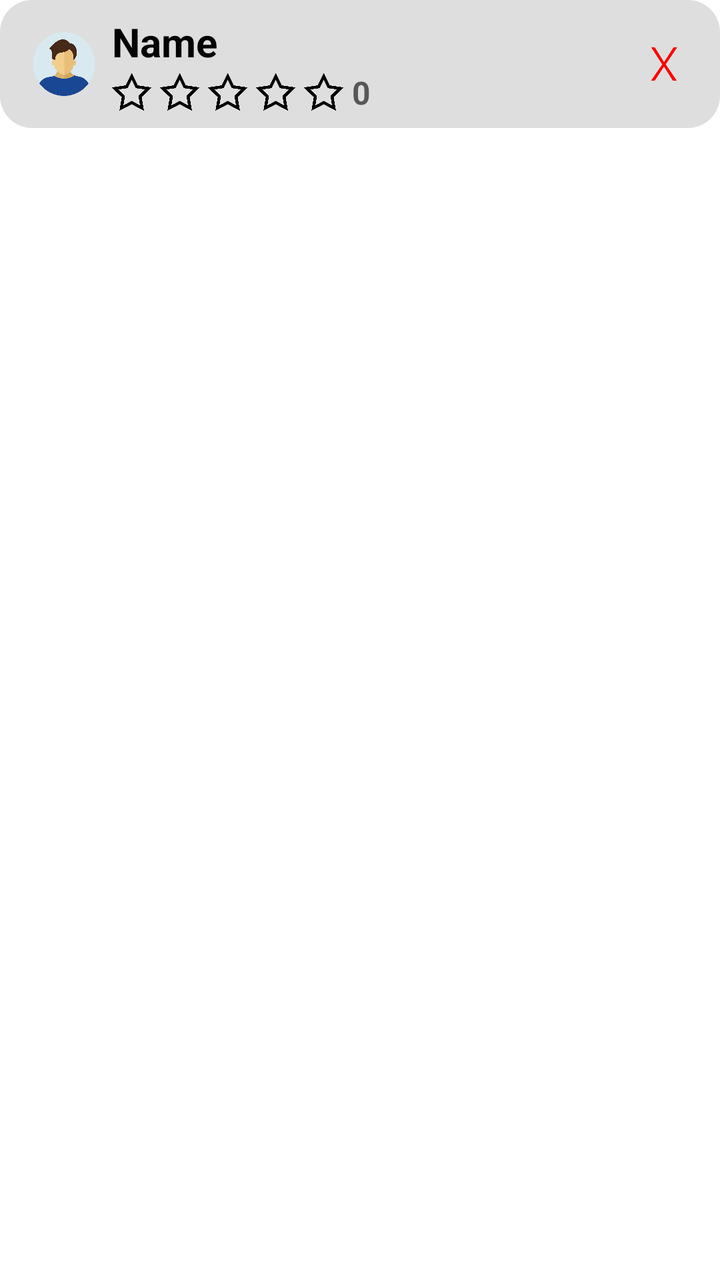
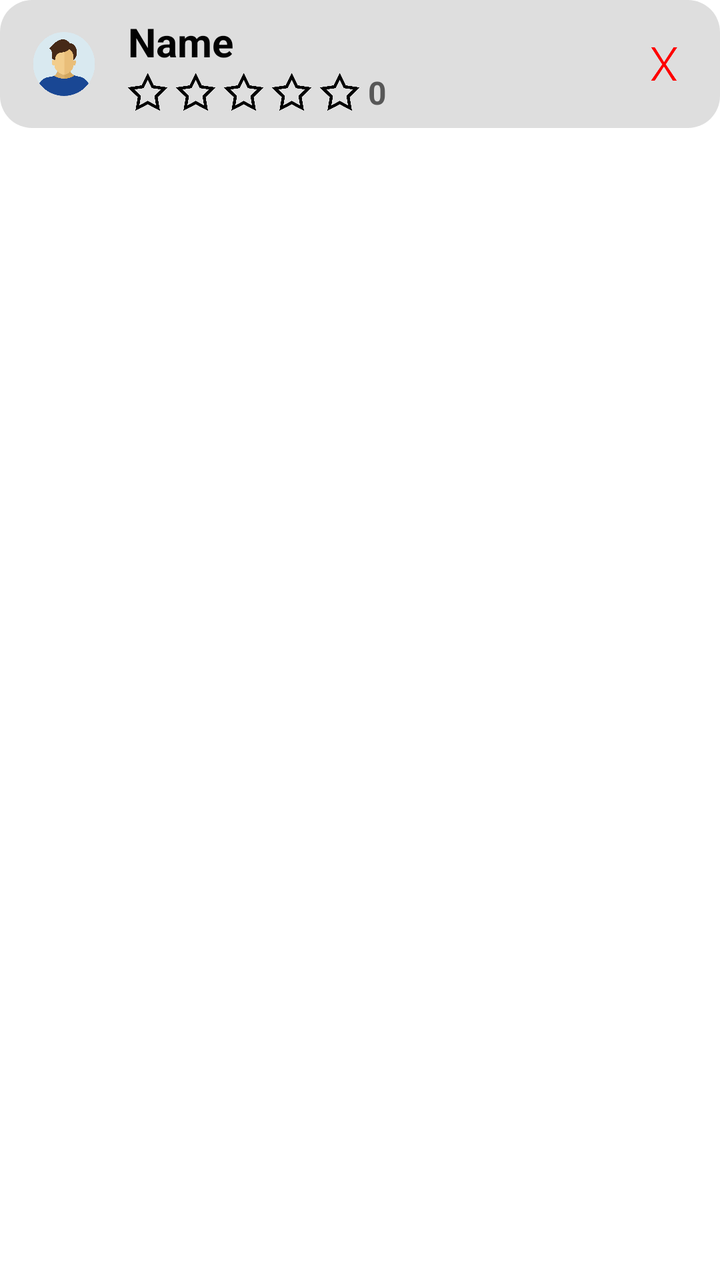

Compare the two renders of this Android layout. The source of the first and the diff that turns it into the second are given below.
<!-- AndroidManifest.xml: application theme Theme.TFG -->
<!-- res/layout/rv_player.xml -->
<?xml version="1.0" encoding="utf-8"?>
<androidx.constraintlayout.widget.ConstraintLayout xmlns:android="http://schemas.android.com/apk/res/android"
    xmlns:app="http://schemas.android.com/apk/res-auto"
    xmlns:tools="http://schemas.android.com/tools"
    android:layout_width="match_parent"
    android:layout_height="80dp"
    android:background="?attr/colorPrimary">

    <LinearLayout
        android:id="@+id/sportButton"
        android:layout_width="0dp"
        android:layout_height="64dp"
        android:background="@drawable/rounded_button_grey"
        android:gravity="center"
        android:orientation="horizontal"
        android:padding="12dp"
        app:layout_constraintEnd_toEndOf="parent"
        app:layout_constraintStart_toStartOf="parent"
        app:layout_constraintTop_toTopOf="parent">

    </LinearLayout>

    <LinearLayout
        android:layout_width="0dp"
        android:layout_height="wrap_content"
        android:layout_marginStart="8dp"
        android:layout_marginEnd="8dp"
        android:orientation="vertical"
        app:layout_constraintBottom_toBottomOf="@+id/sportButton"
        app:layout_constraintEnd_toStartOf="@+id/imageView2"
        app:layout_constraintStart_toEndOf="@+id/profilePic"
        app:layout_constraintTop_toTopOf="parent">

        <TextView
            android:id="@+id/sportText"
            android:layout_width="match_parent"
            android:layout_height="28dp"
            android:text="Name"
            android:textColor="?attr/colorContrast"
            android:textSize="20sp"
            android:textStyle="bold" />

        <LinearLayout
            android:id="@+id/starLL"
            android:layout_width="wrap_content"
            android:layout_height="wrap_content"
            android:gravity="center|center_horizontal"
            android:orientation="horizontal">

            <ImageView
                android:id="@+id/star1"
                android:layout_width="20dp"
                android:layout_height="20dp"
                android:layout_weight="1"
                android:tint="?attr/colorContrast"
                app:srcCompat="@drawable/star_empty" />

            <ImageView
                android:id="@+id/star2"
                android:layout_width="20dp"
                android:layout_height="20dp"
                android:layout_marginLeft="4dp"
                android:layout_weight="1"
                android:tint="?attr/colorContrast"
                app:srcCompat="@drawable/star_empty" />

            <ImageView
                android:id="@+id/star3"
                android:layout_width="20dp"
                android:layout_height="20dp"
                android:layout_marginLeft="4dp"
                android:layout_weight="1"
                android:tint="?attr/colorContrast"
                app:srcCompat="@drawable/star_empty" />

            <ImageView
                android:id="@+id/star4"
                android:layout_width="20dp"
                android:layout_height="20dp"
                android:layout_marginLeft="4dp"
                android:layout_weight="1"
                android:tint="?attr/colorContrast"
                app:srcCompat="@drawable/star_empty" />

            <ImageView
                android:id="@+id/star5"
                android:layout_width="20dp"
                android:layout_height="20dp"
                android:layout_marginLeft="4dp"
                android:layout_weight="1"
                android:tint="?attr/colorContrast"
                app:srcCompat="@drawable/star_empty" />

            <TextView
                android:id="@+id/ratingText"
                android:layout_width="wrap_content"
                android:layout_height="wrap_content"
                android:layout_marginLeft="4dp"
                android:text="0"
                android:textColor="?attr/colorTextSecondary"
                android:textSize="16sp"
                android:textStyle="bold" />
        </LinearLayout>
    </LinearLayout>

    <ImageView
        android:id="@+id/imageView2"
        android:layout_width="24dp"
        android:layout_height="24dp"
        android:layout_marginEnd="16dp"
        android:layout_weight="1"
        android:tint="#FF0000"
        android:visibility="visible"
        app:layout_constraintBottom_toBottomOf="@+id/profilePic"
        app:layout_constraintEnd_toEndOf="parent"
        app:layout_constraintTop_toTopOf="@+id/profilePic"
        app:srcCompat="@drawable/deletequeue" />

    <com.google.android.material.imageview.ShapeableImageView
        android:id="@+id/profilePic"
        style="@style/RoundedImage"
        android:layout_width="32dp"
        android:layout_height="32dp"
        android:layout_marginStart="16dp"
        android:layout_marginTop="16dp"
        app:layout_constraintStart_toStartOf="parent"
        app:layout_constraintTop_toTopOf="parent"
        app:srcCompat="@drawable/man" />

    <ImageView
        android:id="@+id/Crown"
        android:layout_width="16dp"
        android:layout_height="16dp"
        android:layout_weight="1"
        android:visibility="gone"
        app:layout_constraintBottom_toBottomOf="@+id/profilePic"
        app:layout_constraintEnd_toEndOf="@+id/profilePic"
        app:srcCompat="@drawable/crowniconv2" />

</androidx.constraintlayout.widget.ConstraintLayout>
<!-- resources referenced by this layout -->
<resources>
  <!-- drawable crowniconv2: png bitmap (drawable, 38901 bytes) -->
  <!-- drawable deletequeue: png bitmap (drawable, 4978 bytes) -->
  <!-- drawable man: png bitmap (drawable, 16637 bytes) -->
  <!-- drawable rounded_button_grey (drawable) -->
  <shape xmlns:android="http://schemas.android.com/apk/res/android">
      <solid android:color="?attr/colorBackground2"/>
      <corners android:radius="16dp"/>
      <padding
          android:left="16dp"
          android:right="16dp"
          android:top="10dp"
          android:bottom="10dp"/>
  </shape>
  <!-- drawable star_empty: png bitmap (drawable, 9334 bytes) -->
  <style name="RoundedImage">
          <item name="shapeAppearanceOverlay">@style/RoundedCorners</item>
      </style>
  <style name="Theme.TFG" parent="Base.Theme.TFG" />
  <style name="RoundedCorners">
          <item name="cornerFamily">rounded</item>
          <item name="cornerSize">50%</item> 
      </style>
  <style name="Base.Theme.TFG" parent="Theme.Material3.DayNight.NoActionBar">
          <item name="colorPrimary">@color/mainBackgroundWhite</item>
          <item name="colorContrast">@color/mainTextWhite</item>
          <item name="colorBackground2">@color/background2White</item>
          <item name="colorTextSecondary">@color/secondTextWhite</item>
          <item name="globalBlue">@color/globalBlue</item>
      </style>
  <color name="mainBackgroundWhite">#FFFFFF</color>
  <color name="mainTextWhite">#030303</color>
  <color name="background2White">#DEDEDE</color>
  <color name="secondTextWhite">#575757</color>
  <color name="globalBlue">#1E90FF</color>
</resources>

<!-- the commit's change to res/layout/rv_player.xml (unified diff, before → after) -->
@@ -21,9 +21,10 @@
     </LinearLayout>
 
     <LinearLayout
+        android:id="@+id/linearLayout6"
         android:layout_width="0dp"
         android:layout_height="wrap_content"
-        android:layout_marginStart="8dp"
+        android:layout_marginStart="16dp"
         android:layout_marginEnd="8dp"
         android:orientation="vertical"
         app:layout_constraintBottom_toBottomOf="@+id/sportButton"
@@ -45,7 +46,8 @@
             android:layout_width="wrap_content"
             android:layout_height="wrap_content"
             android:gravity="center|center_horizontal"
-            android:orientation="horizontal">
+            android:orientation="horizontal"
+            android:visibility="visible">
 
             <ImageView
                 android:id="@+id/star1"
@@ -111,9 +113,9 @@
         android:layout_weight="1"
         android:tint="#FF0000"
         android:visibility="visible"
-        app:layout_constraintBottom_toBottomOf="@+id/profilePic"
+        app:layout_constraintBottom_toBottomOf="@+id/sportButton"
         app:layout_constraintEnd_toEndOf="parent"
-        app:layout_constraintTop_toTopOf="@+id/profilePic"
+        app:layout_constraintTop_toTopOf="parent"
         app:srcCompat="@drawable/deletequeue" />
 
     <com.google.android.material.imageview.ShapeableImageView
